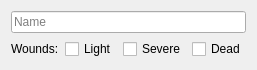
wchamilton/CEManeuverLog, file CrewControls.ui: the form before one commit.
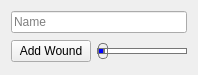
The form after the commit.

Commit message: Laid some groundwork for saving to JSON and fiddled with stylesheets to make groupboxes look better on linux. Also styled the slider to have a dynamic groove colour based on what value it's at.

```diff
--- a/CrewControls.ui
+++ b/CrewControls.ui
@@ -6,46 +6,95 @@
    <rect>
     <x>0</x>
     <y>0</y>
-    <width>231</width>
-    <height>62</height>
+    <width>198</width>
+    <height>74</height>
    </rect>
   </property>
   <property name="windowTitle">
    <string>Form</string>
   </property>
   <layout class="QGridLayout" name="gridLayout">
-   <item row="0" column="0" colspan="4">
-    <widget class="QLineEdit" name="lineEdit_2">
+   <item row="0" column="0" colspan="3">
+    <widget class="QLineEdit" name="name">
      <property name="placeholderText">
       <string>Name</string>
      </property>
     </widget>
    </item>
-   <item row="1" column="0">
-    <widget class="QLabel" name="label">
-     <property name="text">
-      <string>Wounds:</string>
-     </property>
-    </widget>
-   </item>
-   <item row="1" column="1">
-    <widget class="QCheckBox" name="wound_1">
-     <property name="text">
-      <string>Light</string>
-     </property>
-    </widget>
-   </item>
    <item row="1" column="2">
-    <widget class="QCheckBox" name="wound_2">
-     <property name="text">
-      <string>Severe</string>
+    <widget class="QSlider" name="wounds">
+     <property name="enabled">
+      <bool>true</bool>
+     </property>
+     <property name="styleSheet">
+      <string notr="true">QSlider::groove:horizontal {
+border: 1px solid #bbb;
+background: white;
+height: 4px;
+border-radius: 4px;
+}
+
+QSlider::sub-page:horizontal {
+background-color: blue;
+border: 1px solid #777;
+height: 4px;
+border-radius: 4px;
+}
+
+QSlider::add-page:horizontal {
+background: #fff;
+border: 1px solid #777;
+height: 4px;
+border-radius: 4px;
+}
+
+QSlider::handle:horizontal {
+background: qlineargradient(x1:0, y1:0, x2:1, y2:1,
+    stop:0 #eee, stop:1 #ccc);
+border: 1px solid #777;
+width: 8px;
+margin-top: -6px;
+margin-bottom: -6px;
+border-radius: 4px;
+}
+
+QSlider::sub-page:horizontal:disabled {
+background: #bbb;
+border-color: #999;
+}
+
+QSlider::add-page:horizontal:disabled {
+background: #eee;
+border-color: #999;
+}
+
+QSlider::handle:horizontal:disabled {
+background: #eee;
+border: 1px solid #aaa;
+border-radius: 4px;
+}</string>
+     </property>
+     <property name="maximum">
+      <number>3</number>
+     </property>
+     <property name="pageStep">
+      <number>1</number>
+     </property>
+     <property name="value">
+      <number>0</number>
+     </property>
+     <property name="orientation">
+      <enum>Qt::Horizontal</enum>
+     </property>
+     <property name="tickPosition">
+      <enum>QSlider::TicksBothSides</enum>
      </property>
     </widget>
    </item>
-   <item row="1" column="3">
-    <widget class="QCheckBox" name="wound_3">
+   <item row="1" column="0" colspan="2">
+    <widget class="QPushButton" name="add_wound_btn">
      <property name="text">
-      <string>Dead</string>
+      <string>Add Wound</string>
      </property>
     </widget>
    </item>
```
The commit also changes 22 other files.
